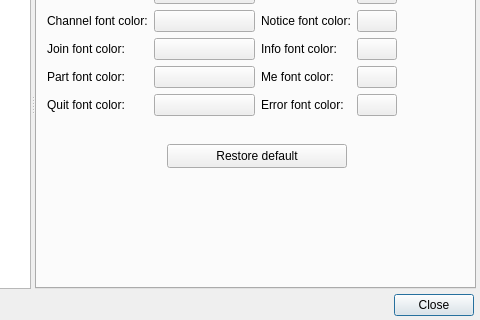
Old version of the form ui/options.ui in the repository gitter-badger/simplechatclient; both pictures show x 154 to 634 and y 87 to 407 of the 634 by 407 pixel window.
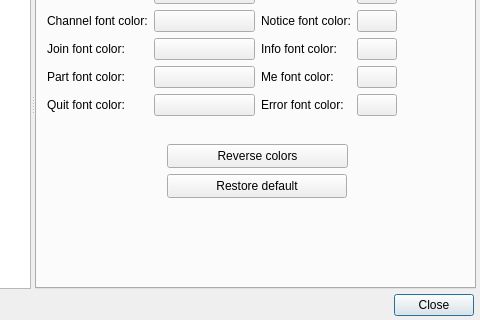
New version of the form. The open tabs and pages were chosen to show the change. Icons and pictures are not drawn.

Commit message: added reverse colors

Diff of the .ui file:
```diff
--- a/ui/options.ui
+++ b/ui/options.ui
@@ -647,7 +647,7 @@
         <property name="geometry">
          <rect>
           <x>130</x>
-          <y>200</y>
+          <y>230</y>
           <width>180</width>
           <height>24</height>
          </rect>
@@ -656,6 +656,19 @@
          <string>Restore default</string>
         </property>
        </widget>
+       <widget class="QPushButton" name="pushButton_mainwindow_reverse_colors">
+        <property name="geometry">
+         <rect>
+          <x>130</x>
+          <y>200</y>
+          <width>181</width>
+          <height>24</height>
+         </rect>
+        </property>
+        <property name="text">
+         <string>Reverse colors</string>
+        </property>
+       </widget>
       </widget>
       <widget class="QWidget" name="tabWidgetPage2">
        <attribute name="title">
```
Left out of the diff: 15 changed lines with no effect on the pictures. The commit also changes 7 other files.
